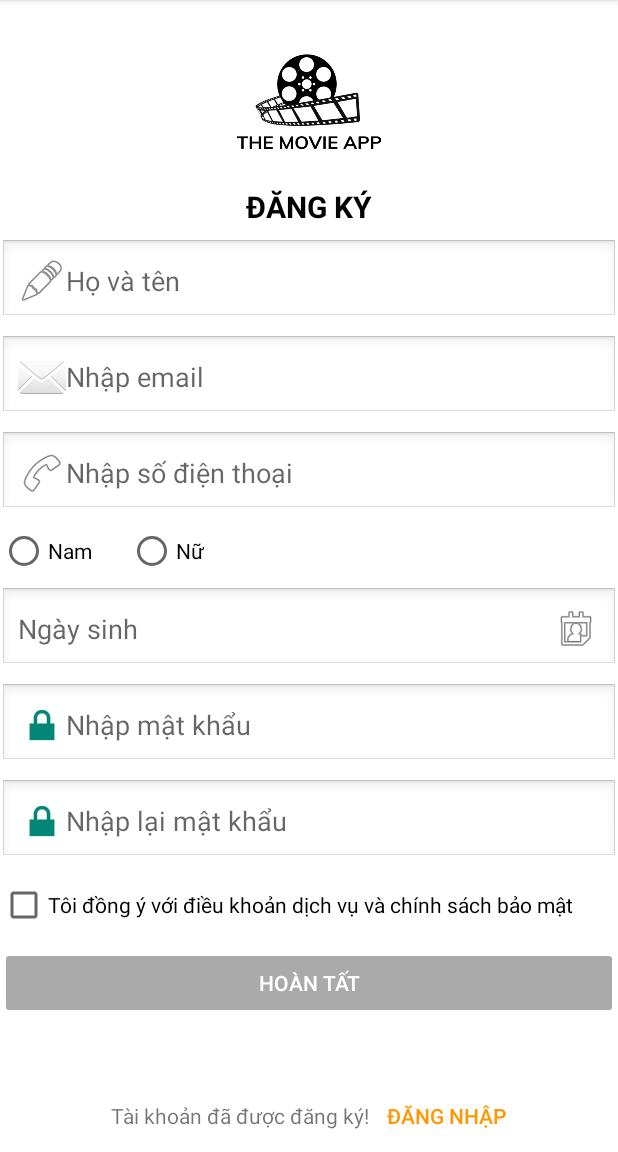
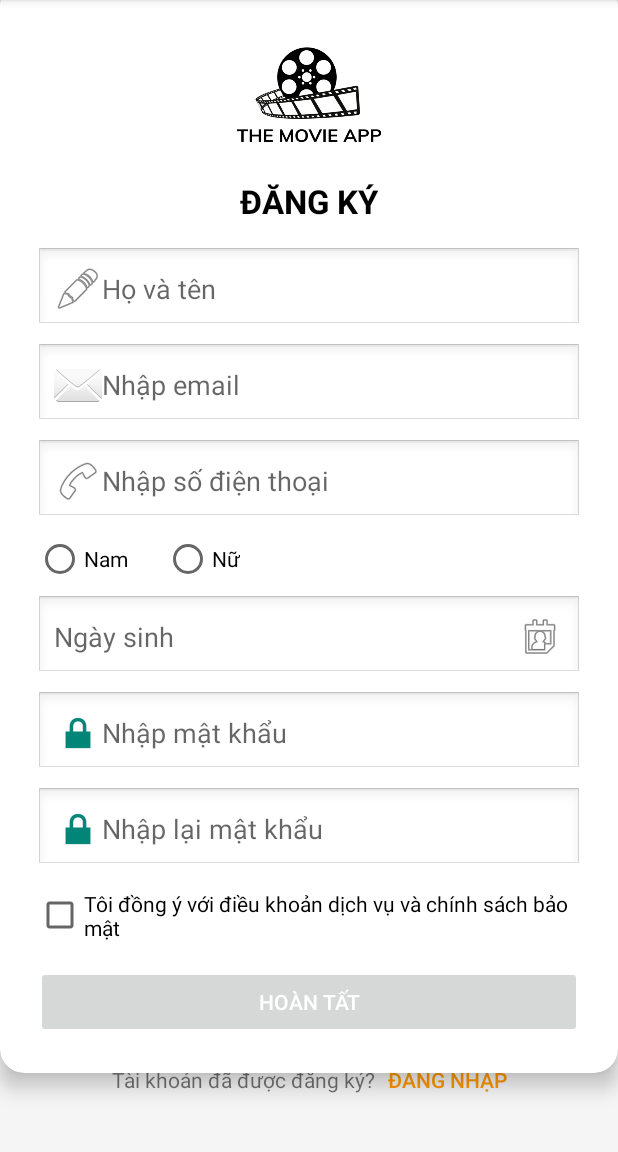
Before and after one commit to Lehuutien2908/DoAnMobile, an Android app: the screen it shows after launch (MainActivity), on a phone screen of 412 x 824 dp, the part 84-1236 px from its top. Run offline under Robolectric (Android 15) with nearby library versions, the phone set to English and light mode, and no system bars.

```diff
--- a/app/src/main/res/layout/activity_sign_up.xml
+++ b/app/src/main/res/layout/activity_sign_up.xml
@@ -1,11 +1,32 @@
 <?xml version="1.0" encoding="utf-8"?>
-<androidx.constraintlayout.widget.ConstraintLayout xmlns:android="http://schemas.android.com/apk/res/android"
+<androidx.constraintlayout.widget.ConstraintLayout
+    xmlns:android="http://schemas.android.com/apk/res/android"
     xmlns:app="http://schemas.android.com/apk/res-auto"
+    android:id="@+id/sign_up"
     android:layout_width="match_parent"
     android:layout_height="match_parent"
-    android:padding="16dp"
-    android:id="@+id/sign_up"
-    android:background="#FFFFFF">
+    android:background="#F5F5F5"
+    android:padding="24dp">
+
+    <!-- CardView chứa form -->
+    <androidx.cardview.widget.CardView
+        android:id="@+id/signUpCard"
+        android:layout_width="0dp"
+        android:layout_height="wrap_content"
+        app:cardCornerRadius="16dp"
+        app:cardElevation="8dp"
+        app:layout_constraintTop_toTopOf="parent"
+        app:layout_constraintBottom_toTopOf="@id/footerLayout"
+        app:layout_constraintStart_toStartOf="parent"
+        app:layout_constraintEnd_toEndOf="parent"
+        app:layout_constraintVertical_bias="0.4">
+
+        <LinearLayout
+            android:layout_width="match_parent"
+            android:layout_height="wrap_content"
+            android:orientation="vertical"
+            android:padding="24dp"
+            android:gravity="center_horizontal">
 
             <!-- Logo -->
             <ImageView
@@ -14,79 +35,61 @@
                 android:layout_height="100dp"
                 android:src="@drawable/movie_icon"
                 android:contentDescription="Logo"
-        app:layout_constraintTop_toTopOf="parent"
-        app:layout_constraintStart_toStartOf="parent"
-        app:layout_constraintEnd_toEndOf="parent"
-        android:layout_marginTop="16dp" />
+                android:layout_marginBottom="8dp"/>
 
-    <!-- ĐĂNG KÝ -->
+            <!-- Tiêu đề -->
             <TextView
                 android:id="@+id/txtTitle"
                 android:layout_width="wrap_content"
                 android:layout_height="wrap_content"
                 android:text="ĐĂNG KÝ"
-        android:textSize="20sp"
+                android:textSize="22sp"
                 android:textStyle="bold"
                 android:textColor="#000000"
-        app:layout_constraintTop_toBottomOf="@id/imgLogo"
-        app:layout_constraintStart_toStartOf="parent"
-        app:layout_constraintEnd_toEndOf="parent"
-        android:layout_marginTop="8dp"/>
+                android:layout_marginBottom="16dp"/>
 
             <!-- Họ và tên -->
             <EditText
                 android:id="@+id/edtName"
-        android:layout_width="0dp"
+                android:layout_width="match_parent"
                 android:layout_height="wrap_content"
                 android:hint="Họ và tên"
                 android:drawableStart="@android:drawable/ic_menu_edit"
                 android:padding="12dp"
                 android:background="@android:drawable/edit_text"
-        app:layout_constraintTop_toBottomOf="@id/txtTitle"
-        app:layout_constraintStart_toStartOf="parent"
-        app:layout_constraintEnd_toEndOf="parent"
-        android:layout_marginTop="8dp"/>
+                android:layout_marginBottom="8dp" />
 
             <!-- Email -->
             <EditText
                 android:id="@+id/edtEmail"
-        android:layout_width="0dp"
+                android:layout_width="match_parent"
                 android:layout_height="wrap_content"
                 android:hint="Nhập email"
                 android:inputType="textEmailAddress"
                 android:drawableStart="@android:drawable/ic_dialog_email"
                 android:padding="12dp"
                 android:background="@android:drawable/edit_text"
-        app:layout_constraintTop_toBottomOf="@id/edtName"
-        app:layout_constraintStart_toStartOf="parent"
-        app:layout_constraintEnd_toEndOf="parent"
-        android:layout_marginTop="8dp"/>
+                android:layout_marginBottom="8dp" />
 
             <!-- Số điện thoại -->
             <EditText
                 android:id="@+id/edtPhone"
-        android:layout_width="0dp"
+                android:layout_width="match_parent"
                 android:layout_height="wrap_content"
                 android:hint="Nhập số điện thoại"
                 android:inputType="phone"
                 android:drawableStart="@android:drawable/ic_menu_call"
                 android:padding="12dp"
                 android:background="@android:drawable/edit_text"
-        app:layout_constraintTop_toBottomOf="@id/edtEmail"
-        app:layout_constraintStart_toStartOf="parent"
-        app:layout_constraintEnd_toEndOf="parent"
-        android:layout_marginTop="8dp"/>
+                android:layout_marginBottom="8dp" />
 
             <!-- Giới tính -->
             <RadioGroup
                 android:id="@+id/genderGroup"
-        android:layout_width="0dp"
+                android:layout_width="match_parent"
                 android:layout_height="wrap_content"
                 android:orientation="horizontal"
-        app:layout_constraintTop_toBottomOf="@id/edtPhone"
-        app:layout_constraintStart_toStartOf="parent"
-        app:layout_constraintEnd_toEndOf="parent"
-        android:layout_marginTop="8dp">
+                android:layout_marginBottom="8dp">
 
                 <RadioButton
                     android:id="@+id/radioMale"
@@ -105,88 +108,75 @@
             <!-- Ngày sinh -->
             <EditText
                 android:id="@+id/edtDob"
-        android:layout_width="0dp"
+                android:layout_width="match_parent"
                 android:layout_height="wrap_content"
                 android:hint="Ngày sinh"
                 android:focusable="false"
                 android:drawableEnd="@android:drawable/ic_menu_my_calendar"
                 android:padding="12dp"
                 android:background="@android:drawable/edit_text"
-        app:layout_constraintTop_toBottomOf="@id/genderGroup"
-        app:layout_constraintStart_toStartOf="parent"
-        app:layout_constraintEnd_toEndOf="parent"
-        android:layout_marginTop="8dp"/>
+                android:layout_marginBottom="8dp" />
 
             <!-- Mật khẩu -->
             <EditText
                 android:id="@+id/edtPassword"
-        android:layout_width="0dp"
+                android:layout_width="match_parent"
                 android:layout_height="wrap_content"
                 android:hint="Nhập mật khẩu"
                 android:inputType="textPassword"
                 android:drawableStart="@android:drawable/ic_lock_lock"
                 android:padding="12dp"
                 android:background="@android:drawable/edit_text"
-        app:layout_constraintTop_toBottomOf="@id/edtDob"
-        app:layout_constraintStart_toStartOf="parent"
-        app:layout_constraintEnd_toEndOf="parent"
-        android:layout_marginTop="8dp"/>
+                android:layout_marginBottom="8dp" />
 
             <!-- Nhập lại mật khẩu -->
             <EditText
                 android:id="@+id/edtConfirmPassword"
-        android:layout_width="0dp"
+                android:layout_width="match_parent"
                 android:layout_height="wrap_content"
                 android:hint="Nhập lại mật khẩu"
                 android:inputType="textPassword"
                 android:drawableStart="@android:drawable/ic_lock_lock"
                 android:padding="12dp"
                 android:background="@android:drawable/edit_text"
-        app:layout_constraintTop_toBottomOf="@id/edtPassword"
-        app:layout_constraintStart_toStartOf="parent"
-        app:layout_constraintEnd_toEndOf="parent"
-        android:layout_marginTop="8dp"/>
+                android:layout_marginBottom="12dp" />
 
-    <!-- Checkbox điều khoản -->
+            <!-- Checkbox -->
             <CheckBox
                 android:id="@+id/checkboxTerms"
                 android:layout_width="wrap_content"
                 android:layout_height="wrap_content"
                 android:text="Tôi đồng ý với điều khoản dịch vụ và chính sách bảo mật"
-        app:layout_constraintTop_toBottomOf="@id/edtConfirmPassword"
-        app:layout_constraintStart_toStartOf="parent"
-        android:layout_marginTop="12dp" />
+                android:layout_marginBottom="16dp" />
 
-    <!-- Nút Hoàn tất -->
+            <!-- Nút Đăng ký -->
             <Button
                 android:id="@+id/btnRegister"
-        android:layout_width="0dp"
+                android:layout_width="match_parent"
                 android:layout_height="wrap_content"
                 android:text="Hoàn Tất"
                 android:enabled="false"
-        android:backgroundTint="@android:color/darker_gray"
-        android:textColor="@android:color/white"
-        app:layout_constraintTop_toBottomOf="@id/checkboxTerms"
-        app:layout_constraintStart_toStartOf="parent"
-        app:layout_constraintEnd_toEndOf="parent"
-        android:layout_marginTop="12dp"/>
+                android:textColor="@android:color/white" />
+        </LinearLayout>
+    </androidx.cardview.widget.CardView>
 
-    <!-- Footer cố định -->
+    <!-- Footer: Đăng nhập -->
     <LinearLayout
         android:id="@+id/footerLayout"
-        android:layout_width="0dp"
+        android:layout_width="wrap_content"
         android:layout_height="wrap_content"
         android:orientation="horizontal"
-        android:gravity="center"
+        android:gravity="center_vertical"
         app:layout_constraintBottom_toBottomOf="parent"
         app:layout_constraintStart_toStartOf="parent"
         app:layout_constraintEnd_toEndOf="parent"
-        android:layout_marginTop="16dp">
+        android:layout_marginBottom="24dp">
 
         <TextView
-            android:text="Tài khoản đã được đăng ký!"
             android:layout_width="wrap_content"
-            android:layout_height="wrap_content" />
+            android:layout_height="wrap_content"
+            android:text="Tài khoản đã được đăng ký?"
+            android:textSize="14sp" />
 
         <Button
             android:id="@+id/btnLogin"
@@ -194,8 +184,9 @@
             android:layout_height="wrap_content"
             android:text="Đăng nhập"
             android:textColor="#FF9800"
+            android:textSize="14sp"
             android:background="@null"
-            android:paddingStart="12dp"/>
+            android:paddingStart="8dp"/>
     </LinearLayout>
 
 </androidx.constraintlayout.widget.ConstraintLayout>
```
Also changed, not shown: app/src/main/res/layout/activity_sign_in.xml (added, +118 -0 lines). Lines whose indentation alone changed are shown as unchanged.
